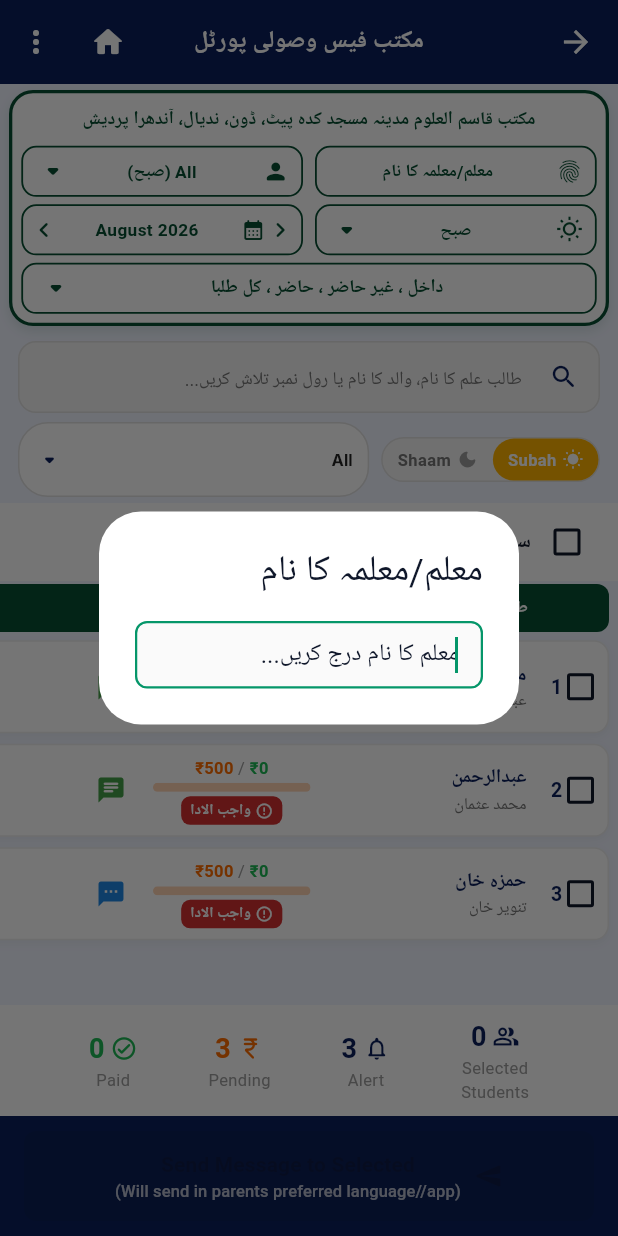
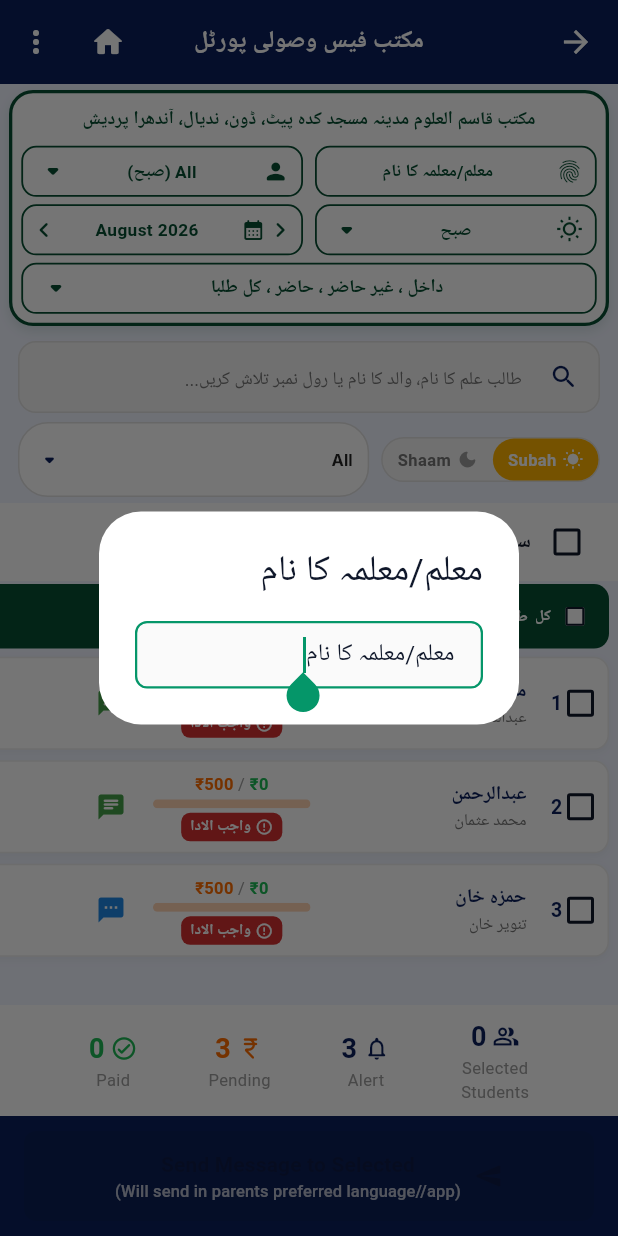
Before and after one commit to shaikzabeeh31-commits/MAKTAB, a Flutter app: the FeeScreen screen opened directly with empty values, after a tap on "معلم/معلمہ کا نام", on a phone screen of 412 x 824 dp. Run offline on Flutter 3.47's test engine with Material 3 defaults, Android fonts, the phone set to English and light mode, and no system bars; our stand-ins replace flutter_contacts, flutter_local_notifications, google_fonts, image_picker, local_auth, pdf and 4 more; accounts and stored records are empty.

Commit message:
Synchronize FeeScreen top arch header and table column bar design with Attendance & Lesson screens

```diff
--- a/lib/fee_screen.dart
+++ b/lib/fee_screen.dart
@@ -115,6 +115,8 @@ class _FeeScreenState extends State<FeeScreen> {
   int _selectedYear = DateTime.now().year;
   int _selectedMonthIndex = DateTime.now().month - 1; // 0-based
   String _selectedStatus = 'ALL';
+  String _maktabAddress = 'مکتب قاسم العلوم مدینہ مسجد کدہ پیٹ، ڈون، ندیال، آندھرا پردیش';
+  String _teacherName = 'معلم/معلمہ کا نام';
 
   void _showAddBatchDialog() {
     final ctrl = TextEditingController();
@@ -255,6 +257,18 @@ class _FeeScreenState extends State<FeeScreen> {
 
   Future<void> _loadSavedBatches() async {
     final prefs = await SharedPreferences.getInstance();
+    final address = prefs.getString('maktab_address')?.trim() ??
+        prefs.getString('cred_maktab_address')?.trim();
+    if (address != null && address.isNotEmpty) {
+      _maktabAddress = address;
+    }
+    final tName = prefs.getString('fee_teacher_heading')?.trim() ??
+        prefs.getString('teacher_name')?.trim() ??
+        prefs.getString('attendance_teacher_heading')?.trim() ??
+        prefs.getString('lesson_teacher_name')?.trim();
+    if (tName != null && tName.isNotEmpty) {
+      _teacherName = tName;
+    }
     final saved = prefs.getStringList('maktab_group_names') ?? [];
     for (final b in saved) {
       if (!_batchesList.contains(b)) {
@@ -1907,12 +1921,38 @@ class _FeeScreenState extends State<FeeScreen> {
         mainAxisSize: MainAxisSize.min,
         children: [
           // Address Banner
-          Container(
+          InkWell(
+            onTap: () async {
+              final String? val = await showDialog<String>(
+                context: context,
+                builder: (ctx) => AlertDialog(
+                  title: Text(isEn ? 'Maktab Address' : 'مسجد، محلہ، یا مکتب کا پتہ'),
+                  content: TextField(
+                    autofocus: true,
+                    controller: TextEditingController(text: _maktabAddress),
+                    decoration: InputDecoration(hintText: isEn ? 'Enter Maktab address...' : 'پتہ درج کریں...'),
+                    onSubmitted: (v) => Navigator.pop(ctx, v),
+                  ),
+                ),
+              );
+              if (val != null && val.trim().isNotEmpty) {
+                final prefs = await SharedPreferences.getInstance();
+                await prefs.setString('maktab_address', val.trim());
+                await prefs.setString('cred_maktab_address', val.trim());
+                setState(() {
+                  _maktabAddress = val.trim();
+                });
+              }
+            },
+            borderRadius: BorderRadius.circular(8),
+            child: Container(
               width: double.infinity,
               padding: const EdgeInsets.symmetric(vertical: 3, horizontal: 8),
               alignment: Alignment.center,
               child: Text(
-              isEn ? 'Maktab Al-Farooq, Madina Masjid, Khannapet' : 'مکتب قاسم العلوم مدینہ مسجد کدہ پیٹ، ڈون، ندیال، آندھرا پردیش',
+                _maktabAddress.isNotEmpty
+                    ? _maktabAddress
+                    : (isEn ? 'Maktab Al-Farooq, Madina Masjid, Khannapet' : 'مکتب قاسم العلوم مدینہ مسجد کدہ پیٹ، ڈون، ندیال، آندھرا پردیش'),
                 maxLines: 1,
                 overflow: TextOverflow.ellipsis,
                 textAlign: TextAlign.center,
@@ -1920,6 +1960,7 @@ class _FeeScreenState extends State<FeeScreen> {
                   fontSize: 12,
                   fontWeight: FontWeight.bold,
                   color: isDark ? Colors.white : const Color(0xFF074E32),
+                ),
               ),
             ),
           ),
@@ -1936,6 +1977,7 @@ class _FeeScreenState extends State<FeeScreen> {
                         title: Text(isEn ? 'Teacher Name' : 'معلم/معلمہ کا نام'),
                         content: TextField(
                           autofocus: true,
+                          controller: TextEditingController(text: _teacherName),
                           decoration: InputDecoration(hintText: isEn ? 'Enter teacher name...' : 'معلم کا نام درج کریں...'),
                           onSubmitted: (v) => Navigator.pop(ctx, v),
                         ),
@@ -1944,6 +1986,12 @@ class _FeeScreenState extends State<FeeScreen> {
                     if (val != null && val.trim().isNotEmpty) {
                       final prefs = await SharedPreferences.getInstance();
                       await prefs.setString('fee_teacher_heading', val.trim());
+                      await prefs.setString('teacher_name', val.trim());
+                      await prefs.setString('attendance_teacher_heading', val.trim());
+                      await prefs.setString('lesson_teacher_name', val.trim());
+                      setState(() {
+                        _teacherName = val.trim();
+                      });
                     }
                   },
                   borderRadius: BorderRadius.circular(10),
@@ -1961,7 +2009,7 @@ class _FeeScreenState extends State<FeeScreen> {
                         const SizedBox(width: 6),
                         Expanded(
                           child: Text(
-                            isEn ? 'Teacher Name' : 'معلم/معلمہ کا نام',
+                            _teacherName.isNotEmpty ? _teacherName : (isEn ? 'Teacher Name' : 'معلم/معلمہ کا نام'),
                             maxLines: 1,
                             overflow: TextOverflow.ellipsis,
                             textAlign: TextAlign.center,
@@ -2554,17 +2602,53 @@ class _FeeScreenState extends State<FeeScreen> {
   // ─────────────────────────────────────────────────────────────────────────
   Widget _buildTableHeader(AppLocalizations loc) {
     const style = TextStyle(
-        fontSize: 11, fontWeight: FontWeight.bold, color: Colors.white);
+        fontSize: 10.5, fontWeight: FontWeight.bold, color: Colors.white);
     final isEn = widget.languageController.locale.languageCode == 'en';
+    final allSelected = _filtered.isNotEmpty && _selectedIndices.length == _filtered.length;
+
     return Container(
+      height: 43,
       decoration: BoxDecoration(
         color: const Color(0xFF074E32),
-        borderRadius: BorderRadius.circular(8),
-      ),
-      padding: const EdgeInsets.symmetric(horizontal: 6, vertical: 8),
+        borderRadius: BorderRadius.circular(10),
+      ),
+      padding: const EdgeInsets.symmetric(horizontal: 6),
       margin: const EdgeInsets.symmetric(horizontal: 6, vertical: 2),
-      child: Row(children: [
-        const SizedBox(width: 44),
+      child: Row(
+        children: [
+          SizedBox(
+            width: 44,
+            child: FittedBox(
+              fit: BoxFit.scaleDown,
+              child: Row(
+                children: [
+                  Transform.scale(
+                    scale: 0.7,
+                    child: Checkbox(
+                      value: allSelected,
+                      fillColor: WidgetStateProperty.all(Colors.white),
+                      checkColor: const Color(0xFF074E32),
+                      visualDensity: VisualDensity.compact,
+                      materialTapTargetSize: MaterialTapTargetSize.shrinkWrap,
+                      onChanged: (v) {
+                        setState(() {
+                          if (v == true) {
+                            _selectedIndices.addAll(_filtered.map((e) => e.key));
+                          } else {
+                            _selectedIndices.clear();
+                          }
+                        });
+                      },
+                    ),
+                  ),
+                  Text(
+                    isEn ? 'All' : 'کل',
+                    style: const TextStyle(color: Colors.white, fontSize: 10, fontWeight: FontWeight.bold),
+                  ),
+                ],
+              ),
+            ),
+          ),
           const SizedBox(width: 4),
           SizedBox(
             width: 140,
@@ -2590,13 +2674,14 @@ class _FeeScreenState extends State<FeeScreen> {
             width: 80,
             child: Center(
               child: Text(
-              isEn ? 'Actions' : 'پیغام و کارروائی',
+                isEn ? 'Actions' : 'پیغام و عمل',
                 style: style,
                 overflow: TextOverflow.ellipsis,
               ),
             ),
           ),
-      ]),
+        ],
+      ),
     );
   }
 
```
Lines whose indentation alone changed are shown as unchanged.
